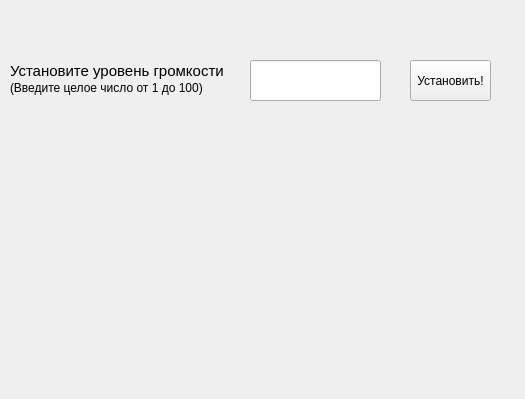
First picture: the form in settings.ui, repository ivanprokoff/seabattle_, before the edit.
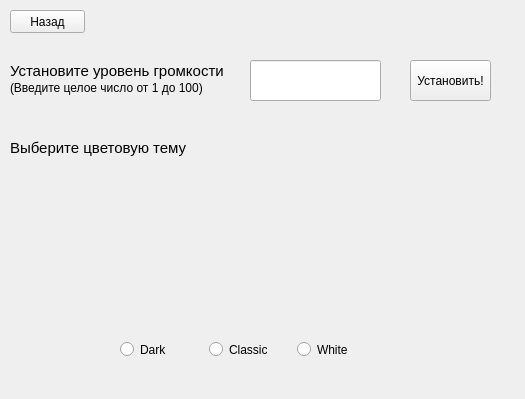
Second picture: the form after the edit.

Diff of the .ui file:
```diff
--- a/settings.ui
+++ b/settings.ui
@@ -10,6 +10,12 @@
     <height>399</height>
    </rect>
   </property>
+     <property name="sizePolicy">
+         <sizepolicy hsizetype="Fixed" vsizetype="Fixed">
+             <horstretch>0</horstretch>
+             <verstretch>0</verstretch>
+         </sizepolicy>
+     </property>
   <property name="windowTitle">
    <string>Form</string>
   </property>
@@ -67,6 +73,70 @@
     <string>(Введите целое число от 1 до 100)</string>
    </property>
   </widget>
+     <widget class="QPushButton" name="exit_btn">
+         <property name="geometry">
+             <rect>
+                 <x>10</x>
+                 <y>10</y>
+                 <width>75</width>
+                 <height>23</height>
+             </rect>
+         </property>
+         <property name="text">
+             <string>Назад</string>
+         </property>
+     </widget>
+     <widget class="QLabel" name="label_3">
+         <property name="geometry">
+             <rect>
+                 <x>10</x>
+                 <y>140</y>
+                 <width>181</width>
+                 <height>16</height>
+             </rect>
+         </property>
+         <property name="font">
+             <font>
+                 <pointsize>11</pointsize>
+             </font>
+         </property>
+         <property name="text">
+             <string>Выберите цветовую тему</string>
+         </property>
+     </widget>
+     <widget class="QWidget" name="">
+         <property name="geometry">
+             <rect>
+                 <x>120</x>
+                 <y>340</y>
+                 <width>260</width>
+                 <height>19</height>
+             </rect>
+         </property>
+         <layout class="QHBoxLayout" name="horizontalLayout">
+             <item>
+                 <widget class="QRadioButton" name="radioButton_3">
+                     <property name="text">
+                         <string>Dark</string>
+                     </property>
+                 </widget>
+             </item>
+             <item>
+                 <widget class="QRadioButton" name="radioButton_2">
+                     <property name="text">
+                         <string>Classic</string>
+                     </property>
+                 </widget>
+             </item>
+             <item>
+                 <widget class="QRadioButton" name="radioButton">
+                     <property name="text">
+                         <string>White</string>
+                     </property>
+                 </widget>
+             </item>
+         </layout>
+     </widget>
  </widget>
  <resources/>
  <connections/>
```
Lines whose indentation alone changed are shown as unchanged.
